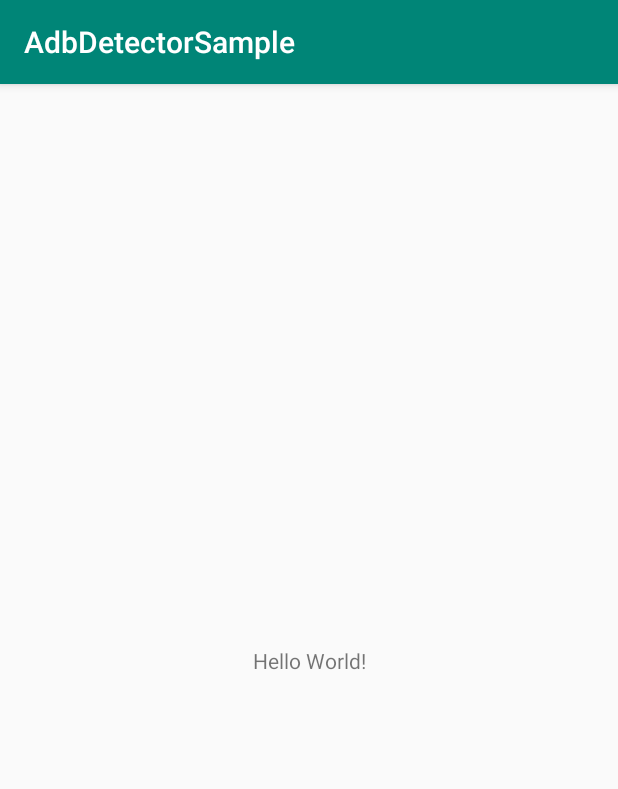
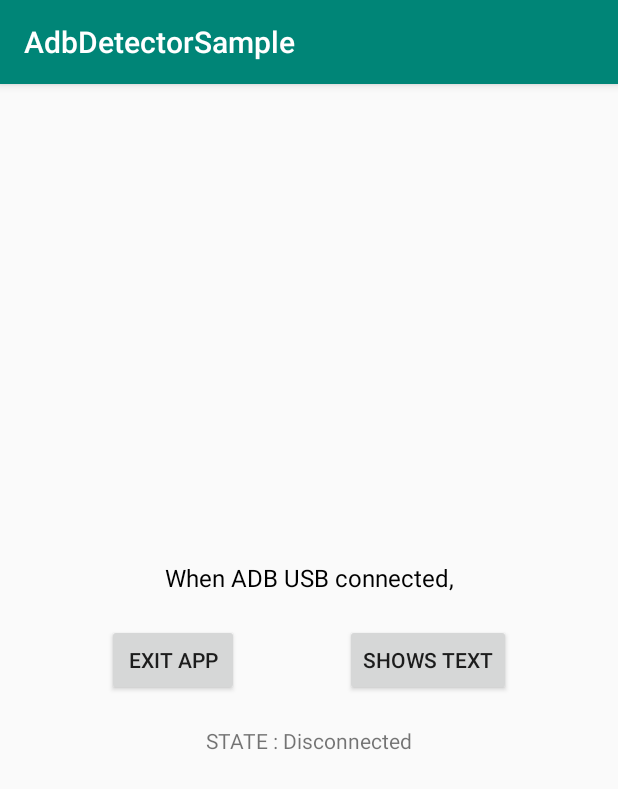
Before and after one commit to HaenaraShin/AdbDetector, an Android app: the screen it shows after launch (MainActivity), on a phone screen of 412 x 824 dp. Shown: the top 789 px of the screen. Run offline under Robolectric (Android 15) with nearby library versions, the phone set to English and light mode, and no system bars.

Commit message:
Add event handling interface when usb connection is disconnected.

```diff
--- a/adbdetector/src/main/java/dev/haenara/adbdetector/AdbDetector.kt
+++ b/adbdetector/src/main/java/dev/haenara/adbdetector/AdbDetector.kt
@@ -10,12 +10,26 @@ class AdbDetector(private val mContext : Context) {
     /**
      * USB연결을 감지하는 필터를 등록하고
      */
-    fun registerAdbDetectReceiver(listener: OnAdbDebugListener? = null) {
+    fun registerAdbDetectReceiver(listener: OnAdbUsbListener? = null) {
         // USB 연결을 감지하는 필터를 등록
         val filter = IntentFilter()
         filter.addAction("android.hardware.usb.action.USB_STATE")
-        mContext.registerReceiver(UsbDebugDetectReceiver(listener), filter)
+        val receiver = UsbDebugDetectReceiver(listener)
+        mContext.registerReceiver(receiver, filter)
+        lastListener = receiver
     }
+
+    /**
+     * USB연결을 감지하는 필터를 등록하고
+     */
+    fun unregisterAdbDetectReceiver() {
+        // USB 연결을 감지하는 필터를 등록
+        lastListener?.let{
+            mContext.unregisterReceiver(lastListener)
+        }
+    }
+
+
     /**
     * USB연결 정책 위반 여부 확인
     * USB 연결 여부, USB디버깅설정 여부 모두 true 면 true
@@ -56,4 +70,8 @@ class AdbDetector(private val mContext : Context) {
         return intent != null && intent.extras != null &&
             intent.extras!!.getBoolean("connected")
     }
+
+    companion object {
+        var lastListener : UsbDebugDetectReceiver? = null
+    }
 }
--- a/adbdetector/src/main/java/dev/haenara/adbdetector/EmptyActivity.kt
+++ b/adbdetector/src/main/java/dev/haenara/adbdetector/EmptyActivity.kt
@@ -1,6 +1,5 @@
 package dev.haenara.adbdetector
 
-import android.content.DialogInterface
 import androidx.appcompat.app.AppCompatActivity
 import android.os.Bundle
 import androidx.appcompat.app.AlertDialog
--- a/adbdetector/src/main/java/dev/haenara/adbdetector/OnAdbDebugListener.kt
+++ /dev/null
@@ -1,7 +0,0 @@
-package dev.haenara.adbdetector
-
-import android.content.Context
-
-interface OnAdbDebugListener {
-    fun onAdbDebug(context : Context)
-}
--- /dev/null
+++ b/adbdetector/src/main/java/dev/haenara/adbdetector/OnAdbUsbListener.kt
@@ -0,0 +1,14 @@
+package dev.haenara.adbdetector
+
+import android.content.Context
+
+interface OnAdbUsbListener {
+    /**
+     * ADB USB가 연결 되었을 때 처리
+     */
+    fun onAdbUsbConnected(context : Context)
+    /**
+     * ADB USB가 분리 되었을 때 처리
+     */
+    fun onAdbUsbDisconnected(context : Context)
+}
--- a/app/src/main/res/layout/activity_main.xml
+++ b/app/src/main/res/layout/activity_main.xml
@@ -9,10 +9,57 @@
     <TextView
         android:layout_width="wrap_content"
         android:layout_height="wrap_content"
-        android:text="Hello World!"
+        app:layout_constraintBottom_toTopOf="@id/btnDefault"
+        app:layout_constraintLeft_toLeftOf="parent"
+        app:layout_constraintRight_toRightOf="parent"
+        android:text="When ADB USB connected,"
+        android:layout_marginBottom="20dip"
+        android:textColor="#000000"
+        android:textSize="16sp"
+        />
+
+    <Button
+        android:id="@+id/btnDefault"
+        android:layout_width="wrap_content"
+        android:layout_height="wrap_content"
         app:layout_constraintBottom_toBottomOf="parent"
         app:layout_constraintLeft_toLeftOf="parent"
+        app:layout_constraintRight_toLeftOf="@id/btnCustom"
+        app:layout_constraintTop_toTopOf="parent"
+        android:text="EXIT APP"
+        />
+
+    <Button
+        android:id="@+id/btnCustom"
+        android:layout_width="wrap_content"
+        android:layout_height="wrap_content"
+        app:layout_constraintTop_toTopOf="@id/btnDefault"
+        app:layout_constraintBottom_toBottomOf="@id/btnDefault"
+        app:layout_constraintLeft_toRightOf="@id/btnDefault"
         app:layout_constraintRight_toRightOf="parent"
-        app:layout_constraintTop_toTopOf="parent" />
+        android:text="SHOWS TEXT"
+        />
+
+    <TextView
+        android:id="@+id/tvHead"
+        android:layout_width="wrap_content"
+        android:layout_height="wrap_content"
+        android:layout_marginTop="20dip"
+        app:layout_constraintTop_toBottomOf="@id/btnDefault"
+        app:layout_constraintLeft_toLeftOf="parent"
+        app:layout_constraintRight_toLeftOf="@id/tvState"
+        app:layout_constraintHorizontal_chainStyle="packed"
+        android:text="STATE : "/>
+
+    <TextView
+        android:id="@+id/tvState"
+        android:layout_width="wrap_content"
+        android:layout_height="wrap_content"
+        app:layout_constraintTop_toTopOf="@id/tvHead"
+        app:layout_constraintLeft_toRightOf="@id/tvHead"
+        app:layout_constraintRight_toRightOf="parent"
+        app:layout_constraintHorizontal_chainStyle="packed"
+        android:text="Disconnected"/>
+
 
 </androidx.constraintlayout.widget.ConstraintLayout>
```
Also changed, not shown: adbdetector/src/main/java/dev/haenara/adbdetector/UsbDebugDetectReceiver.kt (+15 -13 lines), app/src/main/java/dev/haenara/adbdetector/sample/MainActivity.kt (+22 -0 lines).
